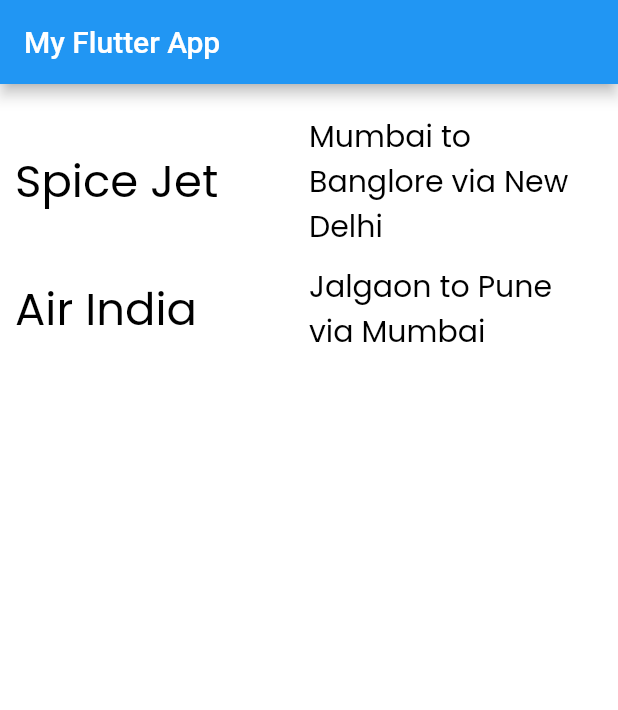
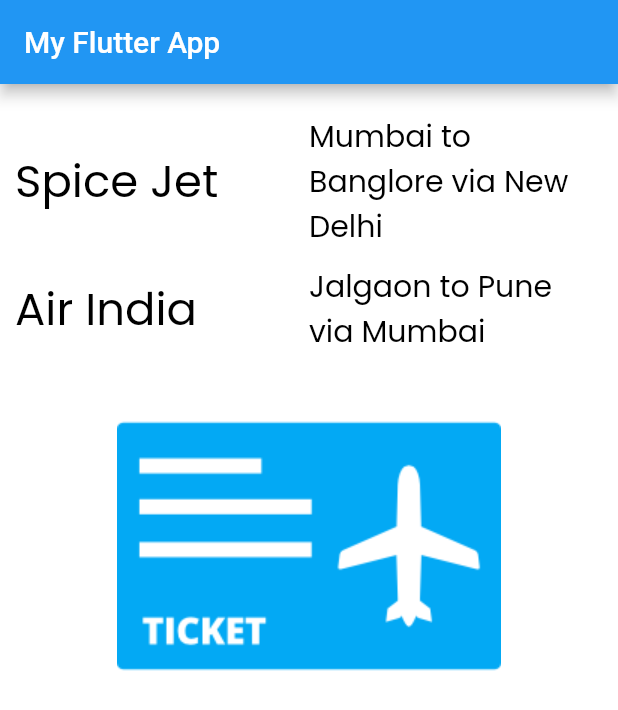
Before and after one commit to amol-patil09/Flutter-Demo, a Flutter app: the screen it shows after launch, on a phone screen of 412 x 824 dp. Shown: the top 710 px of the screen. Run offline on Flutter 3.47's test engine with Material 2 defaults, Android fonts, the phone set to English and light mode, and no system bars.

Commit message:
# 2.4-Image-Assets

```diff
--- a/lib/app_screens/home.dart
+++ b/lib/app_screens/home.dart
@@ -5,7 +5,7 @@ class Home extends StatelessWidget {
   Widget build(BuildContext context) {
     return Center(
       child: Container(
-        padding: EdgeInsets.only(left: 10, right: 10,top: 20),
+        padding: EdgeInsets.only(left: 10, right: 10, top: 20),
         alignment: Alignment.center,
         color: Colors.white,
         child: Column(
@@ -71,9 +71,19 @@ class Home extends StatelessWidget {
                 ),
               ],
             ),
+            FlightImageAsset()
           ],
         ),
       ),
     );
   }
 }
+
+class FlightImageAsset extends StatelessWidget {
+  @override
+  Widget build(BuildContext context) {
+    AssetImage assetImage = AssetImage('images/flight.png');
+    Image image = Image(image: assetImage, color: Colors.lightBlue);
+    return Container(child: image);
+  }
+}
--- a/pubspec.yaml
+++ b/pubspec.yaml
@@ -45,8 +45,8 @@ flutter:
   uses-material-design: true
 
   # To add assets to your application, add an assets section, like this:
-  # assets:
-  #   - images/a_dot_burr.jpeg
+  assets:
+    - images/flight.png
   #   - images/a_dot_ham.jpeg
 
   # An image asset can refer to one or more resolution-specific "variants", see
```
Also changed, not shown: fonts/Poppins-Bold.ttf (renamed from Fonts/Poppins-Bold.ttf), fonts/Poppins-LightItalic.ttf (renamed from Fonts/Poppins-LightItalic.ttf), fonts/Poppins-Medium.ttf (renamed from Fonts/Poppins-Medium.ttf), fonts/Poppins-Regular.ttf (renamed from Fonts/Poppins-Regular.ttf), fonts/Roboto-Bold.ttf (renamed from Fonts/Roboto-Bold.ttf), fonts/Roboto-LightItalic.ttf (renamed from Fonts/Roboto-LightItalic.ttf), fonts/Roboto-Medium.ttf (renamed from Fonts/Roboto-Medium.ttf), fonts/Roboto-Regular.ttf (renamed from Fonts/Roboto-Regular.ttf), images/flight.png (added).
